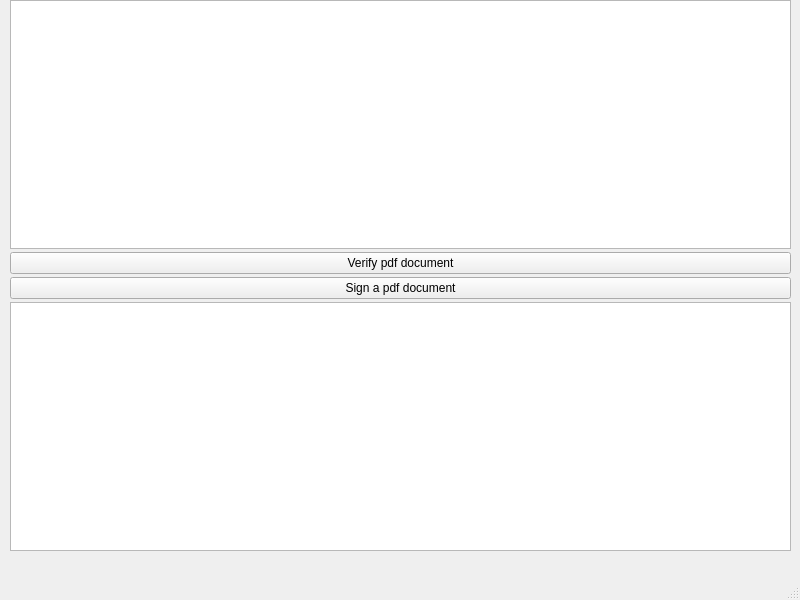
Above: app/design.ui from ArtemDychenko/PAdES-tool before the change. Below: the same form after it.
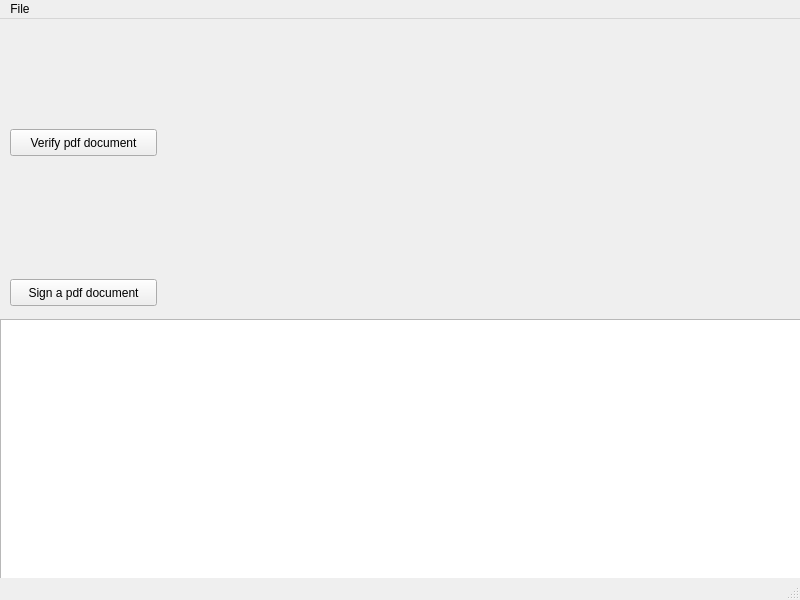
That is the form after the change.

Commit message: mod: using qfiledialog instead qtreeview

The edit to the form file:
```diff
--- a/app/design.ui
+++ b/app/design.ui
@@ -14,62 +14,18 @@
    <string>MainWindow</string>
   </property>
   <widget class="QWidget" name="centralwidget">
-   <widget class="QWidget" name="">
-    <property name="geometry">
-     <rect>
-      <x>0</x>
-      <y>0</y>
-      <width>801</width>
-      <height>551</height>
-     </rect>
-    </property>
-    <layout class="QVBoxLayout" name="verticalLayout">
-     <property name="spacing">
-      <number>3</number>
-     </property>
-     <property name="leftMargin">
-      <number>10</number>
-     </property>
-     <property name="topMargin">
-      <number>0</number>
-     </property>
-     <property name="rightMargin">
-      <number>10</number>
-     </property>
-     <item>
-      <widget class="QTreeView" name="treeView"/>
-     </item>
-     <item>
-      <widget class="QPushButton" name="verificationButton">
-       <property name="minimumSize">
-        <size>
-         <width>0</width>
-         <height>0</height>
-        </size>
-       </property>
-       <property name="text">
-        <string>Verify pdf document</string>
-       </property>
-      </widget>
-     </item>
-     <item>
-      <widget class="QPushButton" name="signButton">
-       <property name="minimumSize">
-        <size>
-         <width>0</width>
-         <height>0</height>
-        </size>
-       </property>
-       <property name="text">
-        <string>Sign a pdf document</string>
-       </property>
-      </widget>
-     </item>
-     <item>
       <widget class="QTextBrowser" name="textBrowser">
        <property name="enabled">
         <bool>true</bool>
        </property>
+    <property name="geometry">
+     <rect>
+      <x>0</x>
+      <y>300</y>
+      <width>811</width>
+      <height>261</height>
+     </rect>
+    </property>
        <property name="autoFillBackground">
         <bool>false</bool>
        </property>
@@ -90,8 +46,43 @@
         <bool>false</bool>
        </property>
       </widget>
-     </item>
-    </layout>
+   <widget class="QPushButton" name="signButton">
+    <property name="geometry">
+     <rect>
+      <x>10</x>
+      <y>260</y>
+      <width>147</width>
+      <height>27</height>
+     </rect>
+    </property>
+    <property name="minimumSize">
+     <size>
+      <width>0</width>
+      <height>0</height>
+     </size>
+    </property>
+    <property name="text">
+     <string>Sign a pdf document</string>
+    </property>
+   </widget>
+   <widget class="QPushButton" name="verificationButton">
+    <property name="geometry">
+     <rect>
+      <x>10</x>
+      <y>110</y>
+      <width>147</width>
+      <height>27</height>
+     </rect>
+    </property>
+    <property name="minimumSize">
+     <size>
+      <width>0</width>
+      <height>0</height>
+     </size>
+    </property>
+    <property name="text">
+     <string>Verify pdf document</string>
+    </property>
    </widget>
   </widget>
   <widget class="QMenuBar" name="menubar">
@@ -103,6 +94,14 @@
      <height>24</height>
     </rect>
    </property>
+   <widget class="QMenu" name="menuFile">
+    <property name="title">
+     <string>File</string>
+    </property>
+    <addaction name="actionChoose_file"/>
+    <addaction name="actionexit"/>
+   </widget>
+   <addaction name="menuFile"/>
   </widget>
   <widget class="QStatusBar" name="statusbar"/>
  </widget>
```
Left out of the diff: 10 changed lines with no effect on the pictures. Lines whose indentation alone changed are shown as unchanged. The commit also changes 1 other file.
